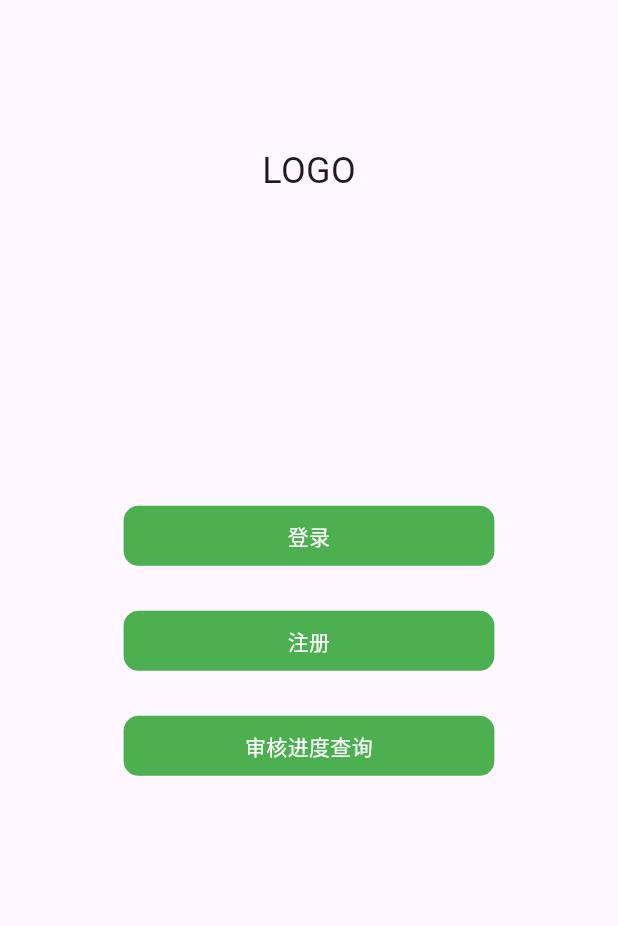
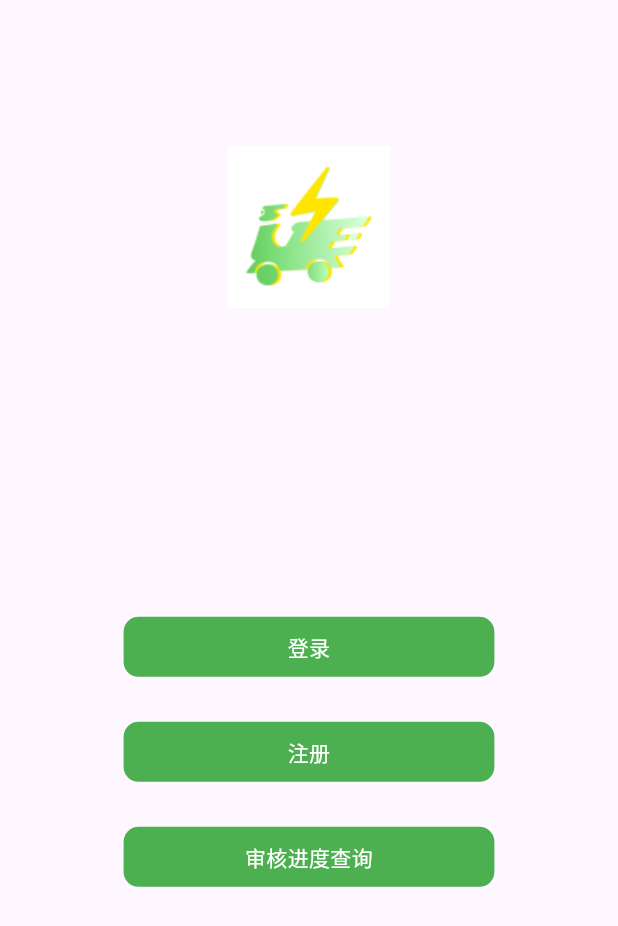
Before and after one commit to FutureYL3/takeout-app, a Flutter app: the screen it shows after launch, on a phone screen of 412 x 824 dp. Shown: the top 926 px of the screen. Run offline on Flutter 3.47's test engine with Material 3 defaults, Android fonts, the phone set to English and light mode, and no system bars; our stand-ins replace awesome_snackbar_content, dio, flutter_secure_storage, get, image_picker, permission_handler and 1 more; missing offline and left inert: flutter_phone_direct_caller.

Commit message:
修改区域设置更新，增加logo

```diff
--- a/lib/message-notification/msg_notification_apis.dart
+++ b/lib/message-notification/msg_notification_apis.dart
@@ -92,7 +92,7 @@ class MsgNotificationApiService {
         'endDate': end,
         'content': like
       });
-
+      print(response.data);
       return response.data;
     } on DioException catch (e) {
       // 处理 Dio 的错误
--- a/lib/message-notification/sys_notification_page.dart
+++ b/lib/message-notification/sys_notification_page.dart
@@ -107,7 +107,7 @@ class _NotificationsPageState extends State<NotificationsPage> {
               children: sysNotification.map((e) => ListTile(
                 title: Text(e.title),
                 subtitle: Text(e.content),
-                trailing: Text(e.releaseTime),
+                trailing: Text("${e.releaseTime.substring(0, 5)} ${e.releaseTime.substring(6)}"),
               )).toList(),
             )
           ],
--- a/lib/personal-info/contact_service_page.dart
+++ b/lib/personal-info/contact_service_page.dart
@@ -1,9 +1,9 @@
 import 'package:flutter/material.dart';
 
 class ContactServicePage extends StatelessWidget {
-  final TextEditingController _controller = TextEditingController();
+  // final TextEditingController _controller = TextEditingController();
 
-  ContactServicePage({super.key});
+  const ContactServicePage({super.key});
 
   @override
   Widget build(BuildContext context) {
--- a/lib/welcome/welcome_page.dart
+++ b/lib/welcome/welcome_page.dart
@@ -18,9 +18,13 @@ class WelcomePage extends StatelessWidget {
           children: [
             SizedBox(height: MediaQuery.sizeOf(context).height * 0.05),
             // App Logo
-            const Text(
-              'LOGO',
-              style: TextStyle(fontSize: 24),
+            SizedBox(
+              width: 108,
+              height: 108,
+              child: Image.asset(
+                'assets/logo/108pt/takeout108.png',
+                fit: BoxFit.contain, // 可以根据需求调整适应方式
+              ),
             ),
             SizedBox(height: MediaQuery.sizeOf(context).height * 0.25),
             // 登录按钮
--- a/pubspec.yaml
+++ b/pubspec.yaml
@@ -73,9 +73,9 @@ flutter:
   uses-material-design: true
 
   # To add assets to your application, add an assets section, like this:
-  # assets:
-  #   - images/a_dot_burr.jpeg
-  #   - images/a_dot_ham.jpeg
+  assets:
+    - assets/logo/28pt/takeout28.png
+    - assets/logo/108pt/takeout108.png
 
   # An image asset can refer to one or more resolution-specific "variants", see
   # https://flutter.dev/assets-and-images/#resolution-aware
```
Also changed, not shown: lib/personal-info/account_management_page.dart (+6 -9 lines), lib/personal-info/area_management_page.dart (+15 -6 lines), lib/personal-info/personal_info_apis.dart (+14 -0 lines), assets/logo/108pt/takeout108.png (added), assets/logo/28pt/takeout28.png (added).
